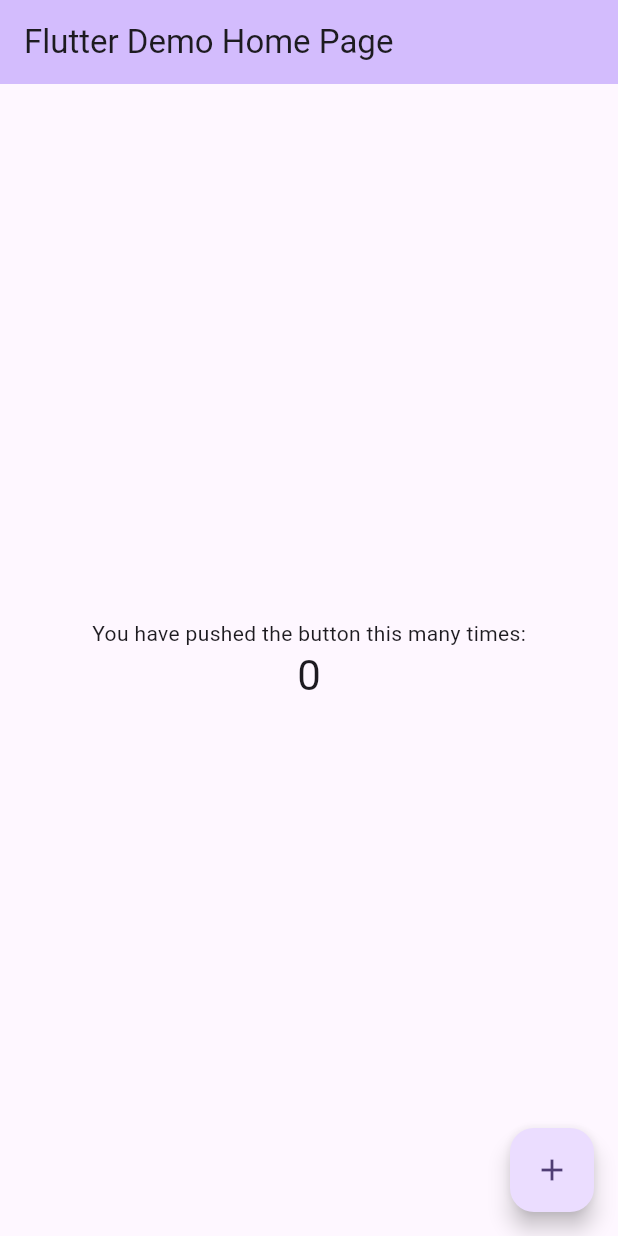
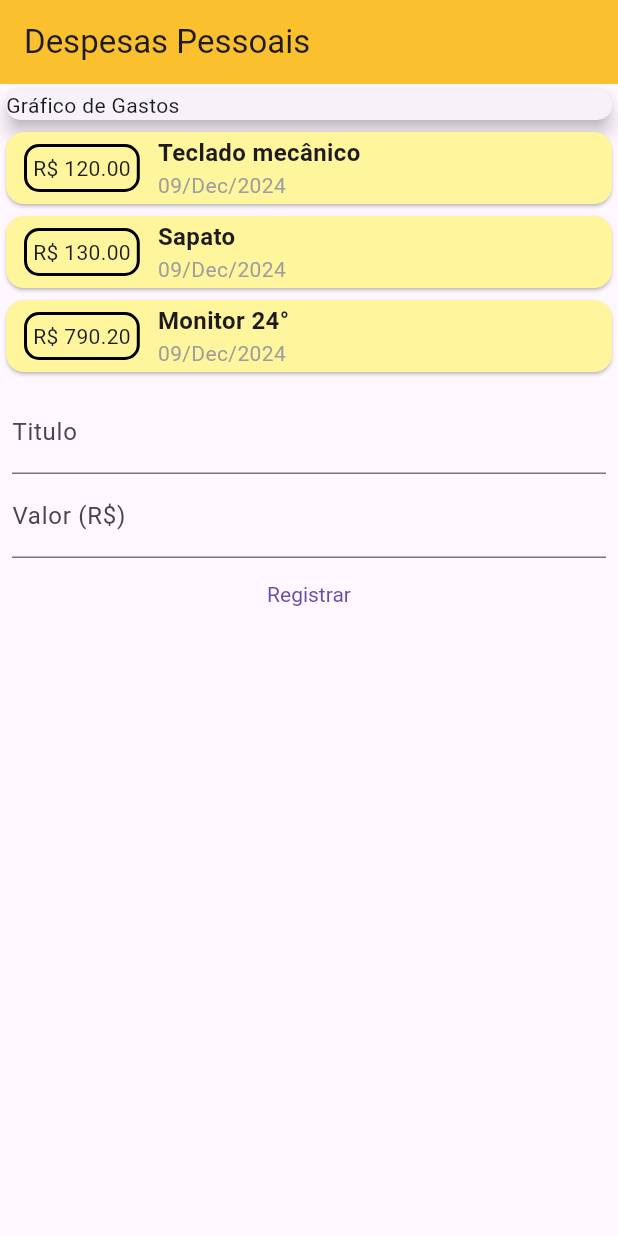
Before and after one commit to pauloRodri29/daily_funds, a Flutter app: the screen it shows after launch, on a phone screen of 412 x 824 dp. Run offline on Flutter 3.47's test engine with Material 3 defaults, Android fonts, the phone set to English and light mode, and no system bars.

Commit message:
Componentes criados: Transaction List e Forms e User, código refatorado

```diff
--- /dev/null
+++ b/lib/components/transaction_form.dart
@@ -0,0 +1,44 @@
+import 'package:flutter/material.dart';
+
+class TransactionForm extends StatefulWidget {
+  const TransactionForm({super.key});
+
+  @override
+  State<TransactionForm> createState() => _TransactionFormState();
+}
+
+class _TransactionFormState extends State<TransactionForm> {
+  @override
+  Widget build(BuildContext context) {
+    return Container(
+      padding: const EdgeInsets.all(8),
+      child: Column(
+        children: [
+          const TextField(
+            // controller: title,
+            // onChanged: (newValor) => value = newValor,
+            decoration: InputDecoration(
+              label: Text("Titulo"),
+            ),
+          ),
+          const TextField(
+            // controller: value,
+            // onChanged: (newValor) => title = newValor,
+            decoration: InputDecoration(
+              label: Text("Valor (R\$)"),
+            ),
+          ),
+          TextButton(
+            style: const ButtonStyle(
+              textStyle: WidgetStatePropertyAll(
+                TextStyle(color: Colors.black),
+              ),
+            ),
+            onPressed: () {},
+            child: const Text("Registrar"),
+          )
+        ],
+      ),
+    );
+  }
+}
--- /dev/null
+++ b/lib/components/transaction_list.dart
@@ -0,0 +1,51 @@
+import 'package:daily_funds/models/transaction.dart';
+import 'package:flutter/material.dart';
+import 'package:intl/intl.dart';
+
+class TransactionList extends StatefulWidget {
+  final List<Transaction> _transactions;
+  const TransactionList(this._transactions, {super.key});
+
+  @override
+  State<TransactionList> createState() => _TransactionListState();
+}
+
+class _TransactionListState extends State<TransactionList> {
+  @override
+  Widget build(BuildContext context) {
+    return Column(
+      children: widget._transactions.map((tr) {
+        return Card(
+          color: Colors.yellow.shade200,
+          child: Row(
+            children: [
+              Container(
+                margin: const EdgeInsets.symmetric(horizontal: 12, vertical: 8),
+                padding: const EdgeInsets.all(4),
+                decoration: BoxDecoration(
+                  borderRadius: const BorderRadius.all(Radius.circular(10)),
+                  border: Border.all(color: Colors.black, width: 2),
+                ),
+                child: Text("R\$ ${tr.value.toStringAsFixed(2)}"),
+              ),
+              Column(
+                crossAxisAlignment: CrossAxisAlignment.start,
+                children: [
+                  Text(
+                    tr.title,
+                    style: const TextStyle(
+                        fontSize: 16, fontWeight: FontWeight.bold),
+                  ),
+                  Text(
+                    DateFormat('dd/MMM/y').format(tr.date),
+                    style: const TextStyle(color: Colors.grey),
+                  )
+                ],
+              )
+            ],
+          ),
+        );
+      }).toList(),
+    );
+  }
+}
--- /dev/null
+++ b/lib/components/transaction_user.dart
@@ -0,0 +1,40 @@
+import 'package:daily_funds/components/transaction_form.dart';
+import 'package:daily_funds/components/transaction_list.dart';
+import 'package:daily_funds/models/transaction.dart';
+import 'package:flutter/material.dart';
+
+class TransactionUser extends StatefulWidget {
+  const TransactionUser({super.key});
+
+  @override
+  State<TransactionUser> createState() => _TransactionUserState();
+}
+
+class _TransactionUserState extends State<TransactionUser> {
+  final _transactions = [
+    Transaction(
+      id: '1',
+      title: "Teclado mecânico",
+      value: 120.0,
+      date: DateTime.now(),
+    ),
+    Transaction(
+      id: '2',
+      title: "Sapato",
+      value: 130.0,
+      date: DateTime.now(),
+    ),
+    Transaction(
+      id: '3',
+      title: "Monitor 24°",
+      value: 790.20,
+      date: DateTime.now(),
+    ),
+  ];
+  @override
+  Widget build(BuildContext context) {
+    return Column(
+      children: [TransactionList(_transactions), const TransactionForm()],
+    );
+  }
+}
--- a/lib/main.dart
+++ b/lib/main.dart
@@ -1,125 +1,30 @@
+import 'package:daily_funds/pages/home_page.dart';
 import 'package:flutter/material.dart';
 
-void main() {
-  runApp(const MyApp());
+main() => runApp(const ManagerPage());
+
+class ManagerPage extends StatefulWidget {
+  const ManagerPage({super.key});
+
+  @override
+  State<ManagerPage> createState() => _ManagerPageState();
 }
 
-class MyApp extends StatelessWidget {
-  const MyApp({super.key});
-
-  // This widget is the root of your application.
-  @override
-  Widget build(BuildContext context) {
-    return MaterialApp(
-      title: 'Flutter Demo',
-      theme: ThemeData(
-        // This is the theme of your application.
-        //
-        // TRY THIS: Try running your application with "flutter run". You'll see
-        // the application has a purple toolbar. Then, without quitting the app,
-        // try changing the seedColor in the colorScheme below to Colors.green
-        // and then invoke "hot reload" (save your changes or press the "hot
-        // reload" button in a Flutter-supported IDE, or press "r" if you used
-        // the command line to start the app).
-        //
-        // Notice that the counter didn't reset back to zero; the application
-        // state is not lost during the reload. To reset the state, use hot
-        // restart instead.
-        //
-        // This works for code too, not just values: Most code changes can be
-        // tested with just a hot reload.
-        colorScheme: ColorScheme.fromSeed(seedColor: Colors.deepPurple),
-        useMaterial3: true,
-      ),
-      home: const MyHomePage(title: 'Flutter Demo Home Page'),
-    );
-  }
-}
-
-class MyHomePage extends StatefulWidget {
-  const MyHomePage({super.key, required this.title});
-
-  // This widget is the home page of your application. It is stateful, meaning
-  // that it has a State object (defined below) that contains fields that affect
-  // how it looks.
-
-  // This class is the configuration for the state. It holds the values (in this
-  // case the title) provided by the parent (in this case the App widget) and
-  // used by the build method of the State. Fields in a Widget subclass are
-  // always marked "final".
-
-  final String title;
+class _ManagerPageState extends State<ManagerPage> {
+  Widget? initPage;
 
   @override
-  State<MyHomePage> createState() => _MyHomePageState();
-}
-
-class _MyHomePageState extends State<MyHomePage> {
-  int _counter = 0;
-
-  void _incrementCounter() {
-    setState(() {
-      // This call to setState tells the Flutter framework that something has
-      // changed in this State, which causes it to rerun the build method below
-      // so that the display can reflect the updated values. If we changed
-      // _counter without calling setState(), then the build method would not be
-      // called again, and so nothing would appear to happen.
-      _counter++;
-    });
+  void initState() {
+    super.initState();
   }
 
   @override
   Widget build(BuildContext context) {
-    // This method is rerun every time setState is called, for instance as done
-    // by the _incrementCounter method above.
-    //
-    // The Flutter framework has been optimized to make rerunning build methods
-    // fast, so that you can just rebuild anything that needs updating rather
-    // than having to individually change instances of widgets.
-    return Scaffold(
-      appBar: AppBar(
-        // TRY THIS: Try changing the color here to a specific color (to
-        // Colors.amber, perhaps?) and trigger a hot reload to see the AppBar
-        // change color while the other colors stay the same.
-        backgroundColor: Theme.of(context).colorScheme.inversePrimary,
-        // Here we take the value from the MyHomePage object that was created by
-        // the App.build method, and use it to set our appbar title.
-        title: Text(widget.title),
-      ),
-      body: Center(
-        // Center is a layout widget. It takes a single child and positions it
-        // in the middle of the parent.
-        child: Column(
-          // Column is also a layout widget. It takes a list of children and
-          // arranges them vertically. By default, it sizes itself to fit its
-          // children horizontally, and tries to be as tall as its parent.
-          //
-          // Column has various properties to control how it sizes itself and
-          // how it positions its children. Here we use mainAxisAlignment to
-          // center the children vertically; the main axis here is the vertical
-          // axis because Columns are vertical (the cross axis would be
-          // horizontal).
-          //
-          // TRY THIS: Invoke "debug painting" (choose the "Toggle Debug Paint"
-          // action in the IDE, or press "p" in the console), to see the
-          // wireframe for each widget.
-          mainAxisAlignment: MainAxisAlignment.center,
-          children: <Widget>[
-            const Text(
-              'You have pushed the button this many times:',
-            ),
-            Text(
-              '$_counter',
-              style: Theme.of(context).textTheme.headlineMedium,
-            ),
-          ],
-        ),
-      ),
-      floatingActionButton: FloatingActionButton(
-        onPressed: _incrementCounter,
-        tooltip: 'Increment',
-        child: const Icon(Icons.add),
-      ), // This trailing comma makes auto-formatting nicer for build methods.
+    return MaterialApp(
+      // localizationsDelegates: const [GlobalMaterial],
+      // supportedLocales: const [Locale('pt', 'BR')],
+      debugShowCheckedModeBanner: false,
+      home: initPage ?? HomePage(),
     );
   }
 }
--- a/lib/models/transaction.dart
+++ b/lib/models/transaction.dart
@@ -1,8 +1,13 @@
-class Transaction{
+class Transaction {
   final String id;
   final String title;
-  final String value;
-  final String date;
+  final double value;
+  final DateTime date;
 
-  Transaction({required this.id, required this.title, required this.value, required this.date});
+  Transaction({
+    required this.id,
+    required this.title,
+    required this.value,
+    required this.date,
+  });
 }
--- /dev/null
+++ b/lib/pages/home_page.dart
@@ -0,0 +1,32 @@
+import 'package:daily_funds/components/transaction_user.dart';
+import 'package:flutter/material.dart';
+
+class HomePage extends StatelessWidget {
+  // const HomePage({super.key});
+  final value = TextEditingController();
+  final title = TextEditingController();
+
+  HomePage({super.key});
+
+  @override
+  Widget build(BuildContext context) {
+    return Scaffold(
+      appBar: AppBar(
+        backgroundColor: Colors.yellow[700],
+        title: const Text("Despesas Pessoais"),
+      ),
+      body: const Column(
+        crossAxisAlignment: CrossAxisAlignment.stretch,
+        children: [
+          Card(
+            elevation: 5,
+            child: Text(
+              "Gráfico de Gastos",
+            ),
+          ),
+          TransactionUser()
+        ],
+      ),
+    );
+  }
+}
--- a/pubspec.yaml
+++ b/pubspec.yaml
@@ -35,6 +35,7 @@ dependencies:
   # The following adds the Cupertino Icons font to your application.
   # Use with the CupertinoIcons class for iOS style icons.
   cupertino_icons: ^1.0.6
+  intl: ^0.20.1
 
 dev_dependencies:
   flutter_test:
```
Also changed, not shown: pubspec.lock, 2 other files.
